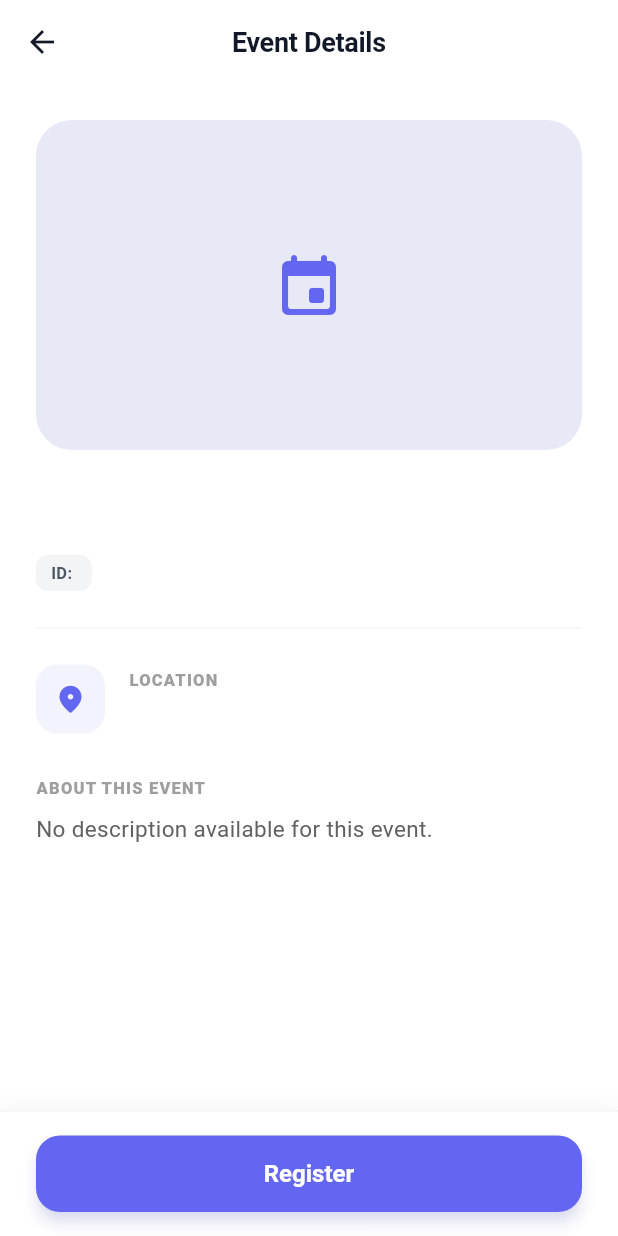
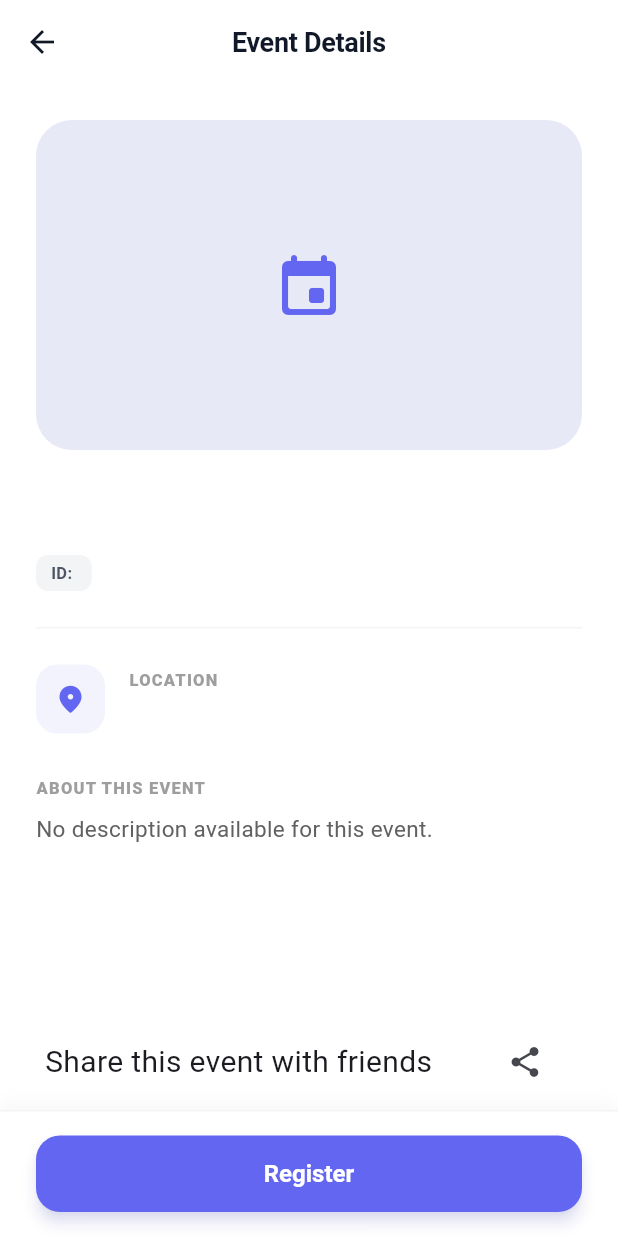
Before and after one commit to jb-git-code/NexEvent, a Flutter app: the EventDetailPage screen opened directly with empty values, on a phone screen of 412 x 824 dp. Run offline on Flutter 3.47's test engine with Material 3 defaults, Android fonts, the phone set to English and light mode, and no system bars; our stand-ins replace cached_network_image, cloud_firestore, firebase_auth, firebase_core, firebase_messaging, firebase_storage and 4 more; accounts and stored records are empty.

Commit message:
share button added

```diff
--- a/lib/screens/home/event_detail_page.dart
+++ b/lib/screens/home/event_detail_page.dart
@@ -7,6 +7,7 @@ import 'package:nexevent/models/user_model.dart';
 import 'package:nexevent/screens/admin/edit_event_page.dart';
 import 'package:nexevent/services/firestore_service.dart';
 import 'package:nexevent/services/notification_service.dart';
+import 'package:share_plus/share_plus.dart';
 import 'package:uuid/uuid.dart';
 
 class EventDetailPage extends StatefulWidget {
@@ -232,6 +233,37 @@ class _EventDetailPageState extends State<EventDetailPage> {
                 ),
               ),
             ),
+            Row(
+              mainAxisAlignment: MainAxisAlignment.spaceEvenly,
+              children: [
+                Text(
+                  'Share this event with friends',
+                  style: TextStyle(fontSize: 20),
+                ),
+                Padding(
+                  padding: const EdgeInsets.all(8.0),
+                  child: IconButton(
+                    onPressed: () {
+                      print('shared');
+                      SharePlus.instance.share(
+                        ShareParams(
+                          text:
+                              '''🎉 ${widget.name}
+
+                                      📍 Venue: ${widget.venue}
+
+                                      📝 ${widget.description}
+
+                                    ''',
+                        ),
+                      );
+                    },
+
+                    icon: const Icon(Icons.share),
+                  ),
+                ),
+              ],
+            ),
 
             // Bottom Action Bar
             Container(
--- a/pubspec.yaml
+++ b/pubspec.yaml
@@ -43,6 +43,7 @@ dependencies:
   flutter_local_notifications: ^22.0.0
   cached_network_image: ^3.4.1
   flutter_riverpod: ^2.6.1
+  share_plus: ^13.1.0
 
 dev_dependencies:
   flutter_test:
```
Also changed, not shown: lib/screens/home/events_page.dart (+21 -0 lines), pubspec.lock, 5 other files.
